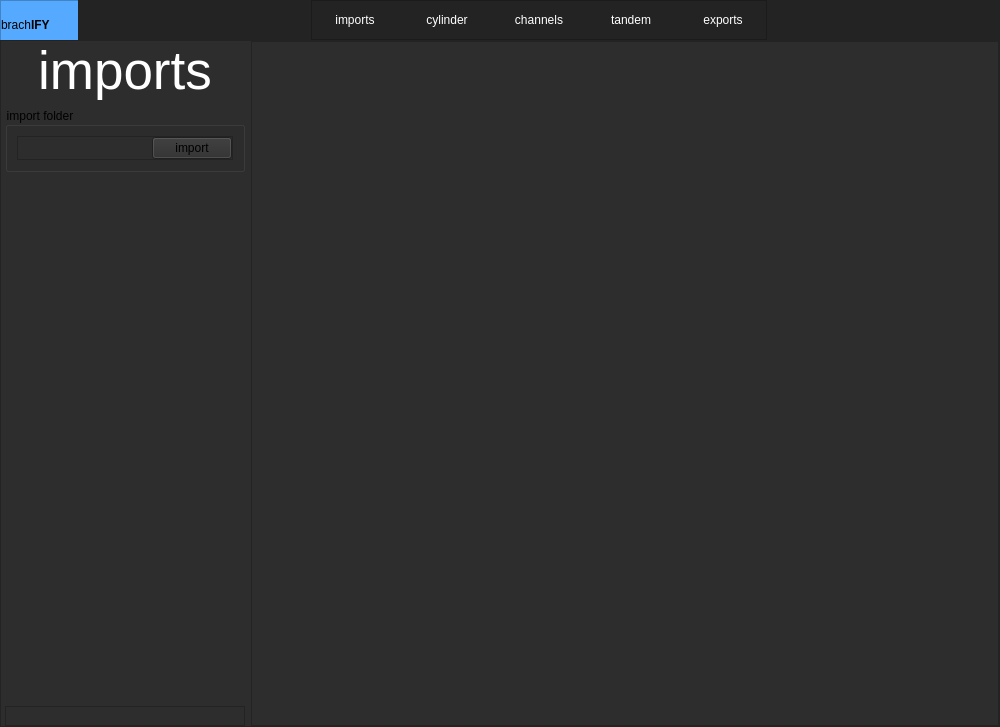
Qt form src/Presentation/MainWindow/ui_main.ui (nsmela/brachify) before a commit.
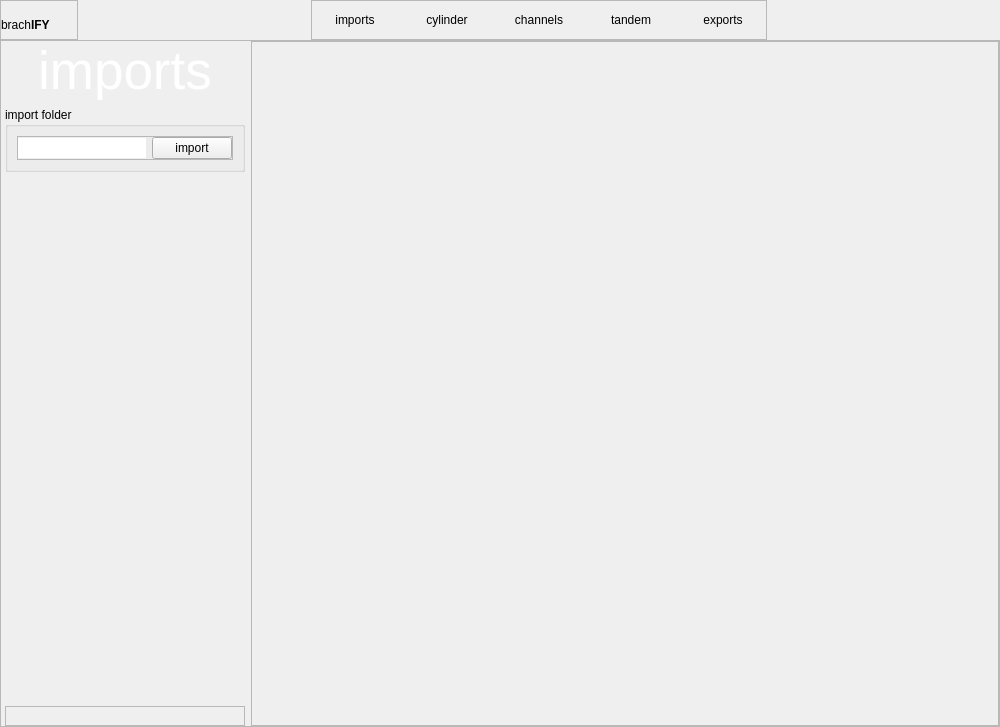
The same form after that commit. The open tabs and pages were chosen to show the change.

Patch:
```diff
--- a/src/Presentation/MainWindow/ui_main.ui
+++ b/src/Presentation/MainWindow/ui_main.ui
@@ -23,7 +23,7 @@
    <string>brachify</string>
   </property>
   <property name="styleSheet">
-   <string notr="true">background-color: rgb(45, 45, 45);</string>
+   <string notr="true"/>
   </property>
   <widget class="QWidget" name="centralwidget">
    <property name="acceptDrops">
@@ -54,7 +54,7 @@
        </size>
       </property>
       <property name="styleSheet">
-       <string notr="true">background-color: rgb(35, 35, 35);</string>
+       <string notr="true"/>
       </property>
       <property name="frameShape">
        <enum>QFrame::NoFrame</enum>
@@ -87,7 +87,7 @@
           </size>
          </property>
          <property name="styleSheet">
-          <string notr="true">background-color: rgb(85, 170, 255);</string>
+          <string notr="true"/>
          </property>
          <property name="frameShape">
           <enum>QFrame::StyledPanel</enum>
@@ -170,12 +170,7 @@
             </property>
             <property name="styleSheet">
              <string notr="true">QPushButton {
-	color: rgb(255, 255, 255);
-	background-color: rgb(35, 35, 35);
 	border: 0px solid;
-}
-QPushButton:hover {
-	background-color: rgb(85, 170, 255);
 }</string>
             </property>
             <property name="text">
@@ -199,12 +194,7 @@
             </property>
             <property name="styleSheet">
              <string notr="true">QPushButton {
-	color: rgb(255, 255, 255);
-	background-color: rgb(35, 35, 35);
 	border: 0px solid;
-}
-QPushButton:hover {
-	background-color: rgb(85, 170, 255);
 }</string>
             </property>
             <property name="text">
@@ -228,12 +218,7 @@
             </property>
             <property name="styleSheet">
              <string notr="true">QPushButton {
-	color: rgb(255, 255, 255);
-	background-color: rgb(35, 35, 35);
 	border: 0px solid;
-}
-QPushButton:hover {
-	background-color: rgb(85, 170, 255);
 }</string>
             </property>
             <property name="text">
@@ -257,12 +242,7 @@
             </property>
             <property name="styleSheet">
              <string notr="true">QPushButton {
-	color: rgb(255, 255, 255);
-	background-color: rgb(35, 35, 35);
 	border: 0px solid;
-}
-QPushButton:hover {
-	background-color: rgb(85, 170, 255);
 }</string>
             </property>
             <property name="text">
@@ -286,13 +266,9 @@
             </property>
             <property name="styleSheet">
              <string notr="true">QPushButton {
-	color: rgb(255, 255, 255);
-	background-color: rgb(35, 35, 35);
 	border: 0px solid;
 }
-QPushButton:hover {
-	background-color: rgb(85, 170, 255);
-}</string>
+</string>
             </property>
             <property name="text">
              <string>exports</string>
```
Left out of the diff: 2 changed lines with no effect on the pictures.
